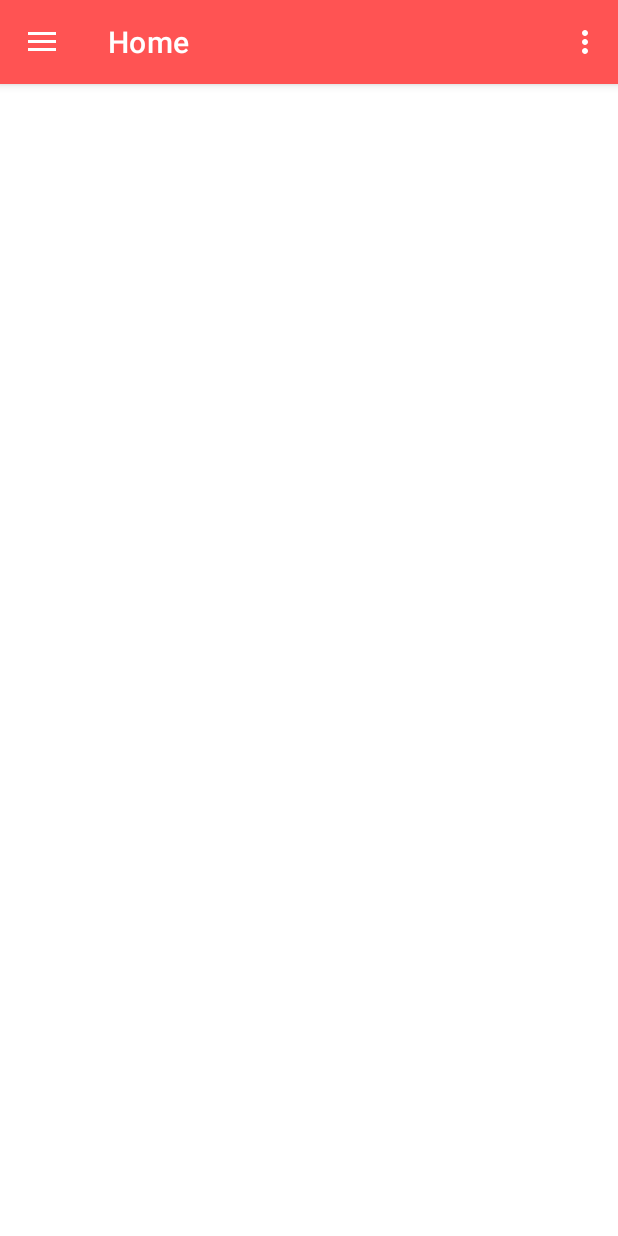
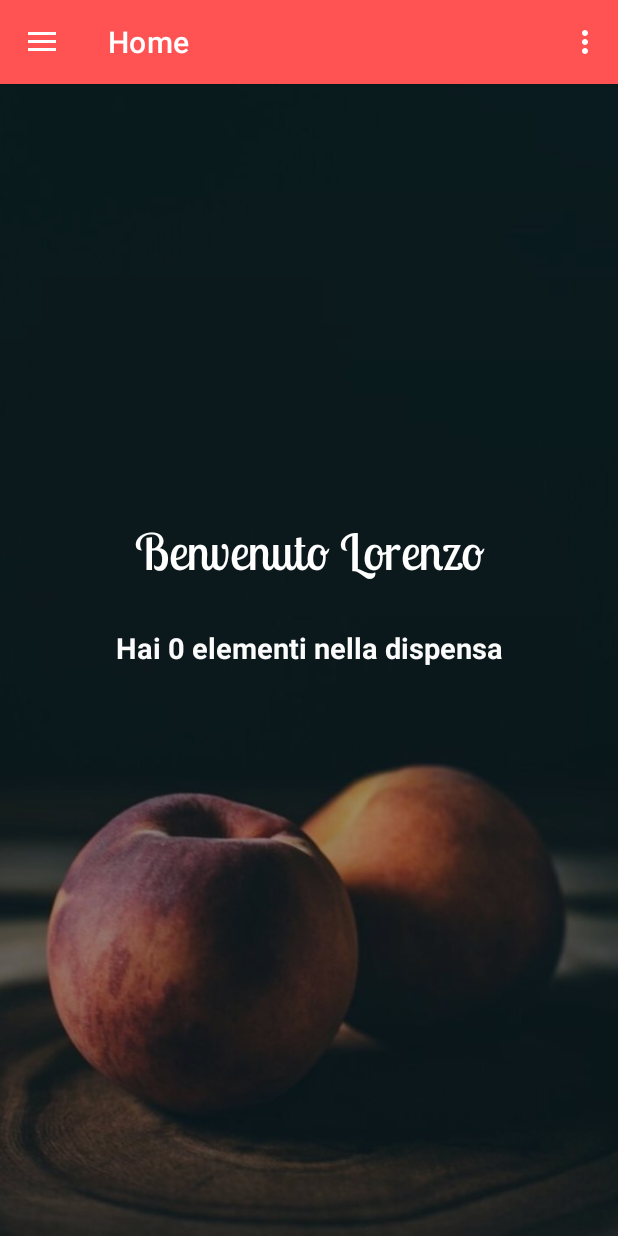
Before and after one commit to Cacciaa/AppDispensa, an Android app: the MainActivity screen opened directly, with no data from a screen before it, on a phone screen of 412 x 824 dp. Run offline under Robolectric (Android 15) with nearby library versions, the phone set to English and light mode, and no system bars; our stand-ins replace navigation-ui.

Commit message:
Home fragment + sidebar + theme dark

```diff
--- /dev/null
+++ b/AppDispensa/app/src/main/res/drawable/baseline_home_24.xml
@@ -0,0 +1,5 @@
+<vector android:height="24dp" android:tint="#FFFFFF"
+    android:viewportHeight="24" android:viewportWidth="24"
+    android:width="24dp" xmlns:android="http://schemas.android.com/apk/res/android">
+    <path android:fillColor="@android:color/white" android:pathData="M10,20v-6h4v6h5v-8h3L12,3 2,12h3v8z"/>
+</vector>
--- /dev/null
+++ b/AppDispensa/app/src/main/res/drawable/foreground_home.xml
@@ -0,0 +1,12 @@
+<?xml version="1.0" encoding="utf-8"?>
+<shape xmlns:android="http://schemas.android.com/apk/res/android"
+    android:shape= "rectangle">
+
+    <gradient
+        android:angle="90"
+        android:startColor="#66000000"
+        android:endColor="#4B000000" />
+
+    <corners android:radius="0dp" />
+
+</shape>
--- /dev/null
+++ b/AppDispensa/app/src/main/res/drawable/outline_map_24.xml
@@ -0,0 +1,5 @@
+<vector android:height="24dp" android:tint="#FFFFFF"
+    android:viewportHeight="24" android:viewportWidth="24"
+    android:width="24dp" xmlns:android="http://schemas.android.com/apk/res/android">
+    <path android:fillColor="@android:color/white" android:pathData="M20.5,3l-0.16,0.03L15,5.1 9,3 3.36,4.9c-0.21,0.07 -0.36,0.25 -0.36,0.48L3,20.5c0,0.28 0.22,0.5 0.5,0.5l0.16,-0.03L9,18.9l6,2.1 5.64,-1.9c0.21,-0.07 0.36,-0.25 0.36,-0.48L21,3.5c0,-0.28 -0.22,-0.5 -0.5,-0.5zM10,5.47l4,1.4v11.66l-4,-1.4L10,5.47zM5,6.46l3,-1.01v11.7l-3,1.16L5,6.46zM19,17.54l-3,1.01L16,6.86l3,-1.16v11.84z"/>
+</vector>
--- /dev/null
+++ b/AppDispensa/app/src/main/res/drawable/round_fastfood_24.xml
@@ -0,0 +1,5 @@
+<vector android:height="24dp" android:tint="#FFFFFF"
+    android:viewportHeight="24" android:viewportWidth="24"
+    android:width="24dp" xmlns:android="http://schemas.android.com/apk/res/android">
+    <path android:fillColor="@android:color/white" android:pathData="M21.9,5H18V2c0,-0.55 -0.45,-1 -1,-1s-1,0.45 -1,1v3h-3.9c-0.59,0 -1.05,0.51 -1,1.1l0.12,1.21C14.9,8.16 18,10.77 18,15l0.02,8h1.7c0.84,0 1.53,-0.65 1.63,-1.47L22.89,6.1c0.06,-0.59 -0.4,-1.1 -0.99,-1.1zM15,21H2c-0.55,0 -1,0.45 -1,1s0.45,1 1,1h13c0.55,0 1,-0.45 1,-1s-0.45,-1 -1,-1zM2.1,15h12.8c0.62,0 1.11,-0.56 0.99,-1.16 -0.65,-3.23 -4.02,-4.85 -7.39,-4.85s-6.73,1.62 -7.39,4.85c-0.12,0.6 0.38,1.16 0.99,1.16zM15,17H2c-0.55,0 -1,0.45 -1,1s0.45,1 1,1h13c0.55,0 1,-0.45 1,-1s-0.45,-1 -1,-1z"/>
+</vector>
--- a/AppDispensa/app/src/main/res/layout/activity_main.xml
+++ b/AppDispensa/app/src/main/res/layout/activity_main.xml
@@ -21,5 +21,20 @@
         android:layout_gravity="start"
         android:fitsSystemWindows="true"
         app:headerLayout="@layout/nav_header_main"
-        app:menu="@menu/activity_main_drawer" />
+        app:menu="@menu/activity_main_drawer"
+        android:background="@color/gray"
+        app:itemIconTint="@color/white"
+        app:itemTextColor="@color/white">
+        <Button
+            android:layout_width="match_parent"
+            android:layout_height="wrap_content"
+            android:text="Esci"
+            android:layout_gravity="bottom"
+            android:textAllCaps="false"
+            android:textStyle="bold"
+            android:padding="15dp"
+            android:layout_margin="5dp"
+            />
+
+    </com.google.android.material.navigation.NavigationView>
 </androidx.drawerlayout.widget.DrawerLayout>
--- a/AppDispensa/app/src/main/res/layout/fragment_home.xml
+++ b/AppDispensa/app/src/main/res/layout/fragment_home.xml
@@ -6,5 +6,41 @@
     android:layout_height="match_parent"
     tools:context=".ui.home.HomeFragment">
 
+    <ImageView
+        android:id="@+id/imageView4"
+        android:layout_width="match_parent"
+        android:layout_height="match_parent"
+        android:foreground="@drawable/foreground_home"
+        android:scaleType="centerCrop"
+        android:src="@drawable/homebg" />
+
+    <TextView
+        android:id="@+id/txtBenvenuto"
+        android:layout_width="match_parent"
+        android:layout_height="wrap_content"
+        android:fontFamily="@font/lobster_two"
+        android:text="Benvenuto Lorenzo"
+        android:textAlignment="center"
+        android:textColor="@color/white"
+        android:textSize="33sp"
+        app:layout_constraintBottom_toBottomOf="parent"
+        app:layout_constraintEnd_toEndOf="@+id/imageView4"
+        app:layout_constraintStart_toStartOf="parent"
+        app:layout_constraintTop_toTopOf="parent"
+        app:layout_constraintVertical_bias=".4" />
+
+    <TextView
+        android:id="@+id/txtElementiDispensa"
+        android:layout_width="match_parent"
+        android:layout_height="wrap_content"
+        android:layout_marginTop="30dp"
+        android:text="Hai 0 elementi nella dispensa"
+        android:textAlignment="center"
+        android:textColor="#FBFBFB"
+        android:textSize="19sp"
+        android:textStyle="bold"
+        app:layout_constraintEnd_toEndOf="parent"
+        app:layout_constraintStart_toStartOf="parent"
+        app:layout_constraintTop_toBottomOf="@+id/txtBenvenuto" />
 
 </androidx.constraintlayout.widget.ConstraintLayout>
--- a/AppDispensa/app/src/main/res/layout/nav_header_main.xml
+++ b/AppDispensa/app/src/main/res/layout/nav_header_main.xml
@@ -15,7 +15,7 @@
     <ImageView
         android:id="@+id/imageView"
         android:layout_width="95dp"
-        android:layout_height="90dp"
+        android:layout_height="70sp"
         android:contentDescription="@string/nav_header_desc"
         android:paddingTop="@dimen/nav_header_vertical_spacing"
         app:srcCompat="@drawable/man" />
--- a/AppDispensa/app/src/main/res/menu/activity_main_drawer.xml
+++ b/AppDispensa/app/src/main/res/menu/activity_main_drawer.xml
@@ -6,15 +6,15 @@
     <group android:checkableBehavior="single">
         <item
             android:id="@+id/nav_home"
-            android:icon="@drawable/ic_menu_camera"
+            android:icon="@drawable/baseline_home_24"
             android:title="@string/menu_home" />
         <item
             android:id="@+id/nav_dispensa"
-            android:icon="@drawable/ic_menu_gallery"
+            android:icon="@drawable/round_fastfood_24"
             android:title="@string/dispensa" />
         <item
             android:id="@+id/nav_maps"
-            android:icon="@drawable/ic_menu_slideshow"
+            android:icon="@drawable/outline_map_24"
             android:title="@string/vicino_a_te" />
     </group>
 </menu>
--- a/AppDispensa/app/src/main/res/values-night/themes.xml
+++ b/AppDispensa/app/src/main/res/values-night/themes.xml
@@ -2,15 +2,24 @@
     <!-- Base application theme. -->
     <style name="Theme.AppDispensa" parent="Theme.MaterialComponents.DayNight.NoActionBar">
         <!-- Primary brand color. -->
-        <item name="colorPrimary">@color/purple_200</item>
+        <item name="colorPrimary">@color/purple_500</item>
         <item name="colorPrimaryVariant">@color/purple_700</item>
         <item name="colorOnPrimary">@color/black</item>
         <!-- Secondary brand color. -->
         <item name="colorSecondary">@color/teal_200</item>
-        <item name="colorSecondaryVariant">@color/teal_200</item>
+        <item name="colorSecondaryVariant">@color/teal_700</item>
         <item name="colorOnSecondary">@color/black</item>
         <!-- Status bar color. -->
         <item name="android:statusBarColor">?attr/colorPrimaryVariant</item>
         <!-- Customize your theme here. -->
     </style>
+
+    <style name="Theme.AppDispensa.NoActionBar">
+        <item name="windowActionBar">false</item>
+        <item name="windowNoTitle">true</item>
+    </style>
+
+    <style name="Theme.AppDispensa.AppBarOverlay" parent="ThemeOverlay.AppCompat.Dark.ActionBar" />
+
+    <style name="Theme.AppDispensa.PopupOverlay" parent="ThemeOverlay.AppCompat.Light" />
 </resources>
--- a/AppDispensa/app/src/main/res/values/colors.xml
+++ b/AppDispensa/app/src/main/res/values/colors.xml
@@ -7,4 +7,7 @@
     <color name="teal_700">#FF018786</color>
     <color name="black">#FF000000</color>
     <color name="white">#FFFFFFFF</color>
+    <color name ="gray">#393d40</color>
+    <color name ="darkGrey">#27282c</color>
+    <color name="mediumGray">#262523</color>
 </resources>
```
Also changed, not shown: AppDispensa/app/src/main/res/drawable/homebg.jpeg (added), AppDispensa/app/src/main/res/font/lobster_two.ttf (added).
